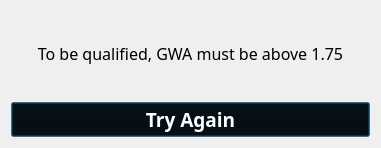
The window that ui/apply_rejected_dialog.ui (dattlab/polytech_loan) describes before a commit, drawn with Qt 5.
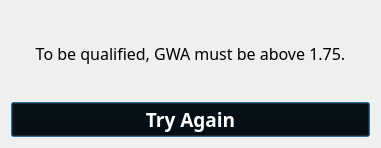
The same window after the commit.

```diff
--- a/ui/apply_rejected_dialog.ui
+++ b/ui/apply_rejected_dialog.ui
@@ -30,7 +30,7 @@
         <string notr="true">color: rgb(0, 0, 0);</string>
        </property>
        <property name="text">
-        <string>To be qualified, GWA must be above 1.75</string>
+        <string>To be qualified, GWA must be above 1.75.</string>
        </property>
        <property name="alignment">
         <set>Qt::AlignCenter</set>
```
